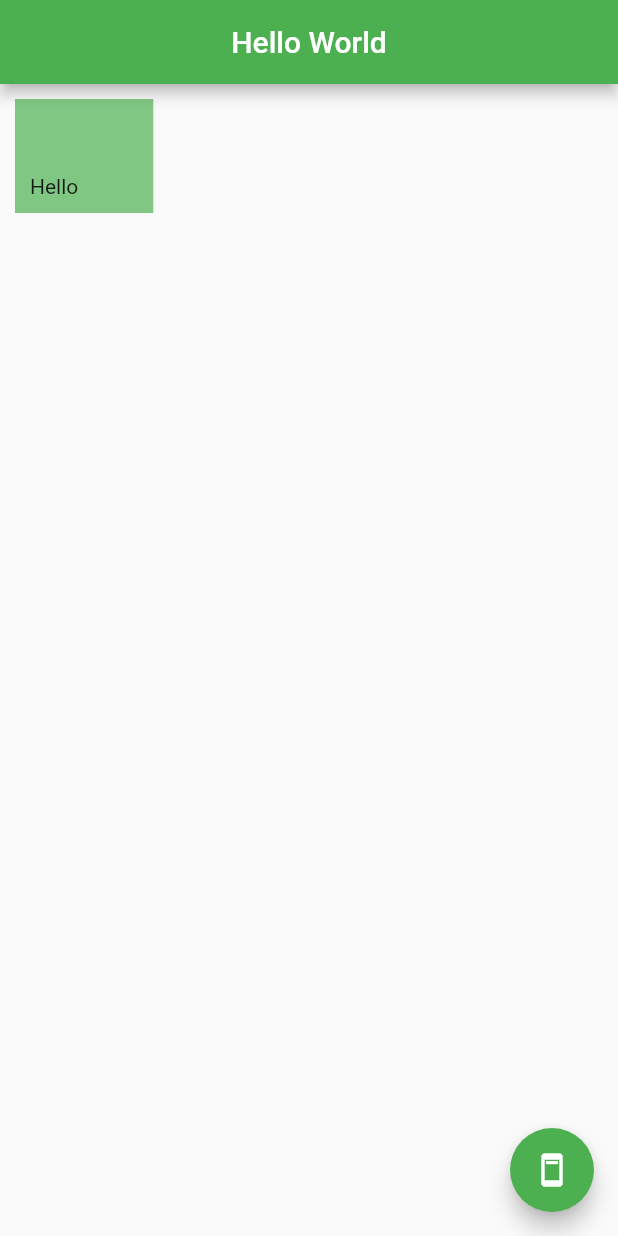
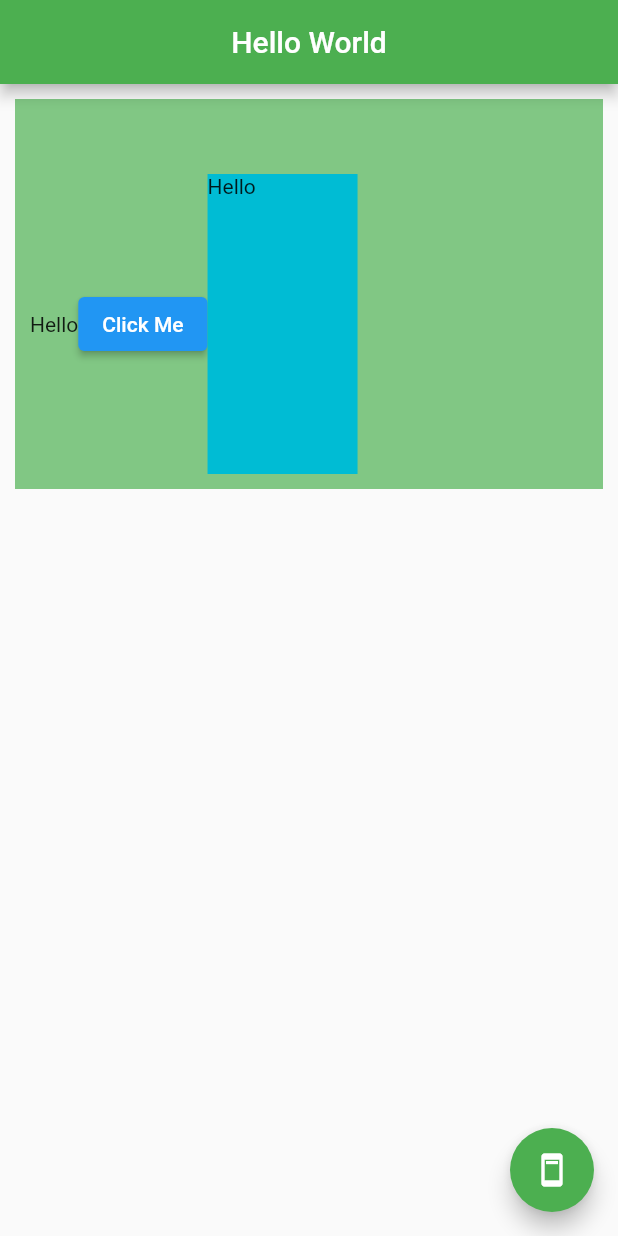
Before and after one commit to harbouli/Flutter, a Flutter app: the screen it shows after launch, on a phone screen of 412 x 824 dp. Run offline on Flutter 3.47's test engine with Material 2 defaults, Android fonts, the phone set to English and light mode, and no system bars.

Commit message:
Row And Colum Widght

```diff
--- a/lib/main.dart
+++ b/lib/main.dart
@@ -20,8 +20,23 @@ class MyApp extends StatelessWidget {
           margin: const EdgeInsets.all(10.0),
           padding: const EdgeInsets.fromLTRB(10, 50, 50, 10),
           color: Colors.green[300],
-          child: const Text(
-            'Hello',
+          child: Row(
+            children: <Widget>[
+              const Text(
+                'Hello',
+              ),
+              ElevatedButton(
+                // style: ,
+                onPressed: (() => print('Hello')),
+                child: const Text('Click Me'),
+              ),
+              Container(
+                height: 200,
+                width: 100,
+                color: Colors.cyan,
+                child: const Text('Hello'),
+              )
+            ],
           ),
         ),
         floatingActionButton: const FloatingActionButton(
@@ -45,7 +60,7 @@ class MyApp extends StatelessWidget {
 // RaisedButton And RaisedButton.Icone
 // FlatButton and FlatButton.Icone === Rippel Button In Raect Native
 // IconeButton
-//
+//ElevatedButton
 
 
 
```
